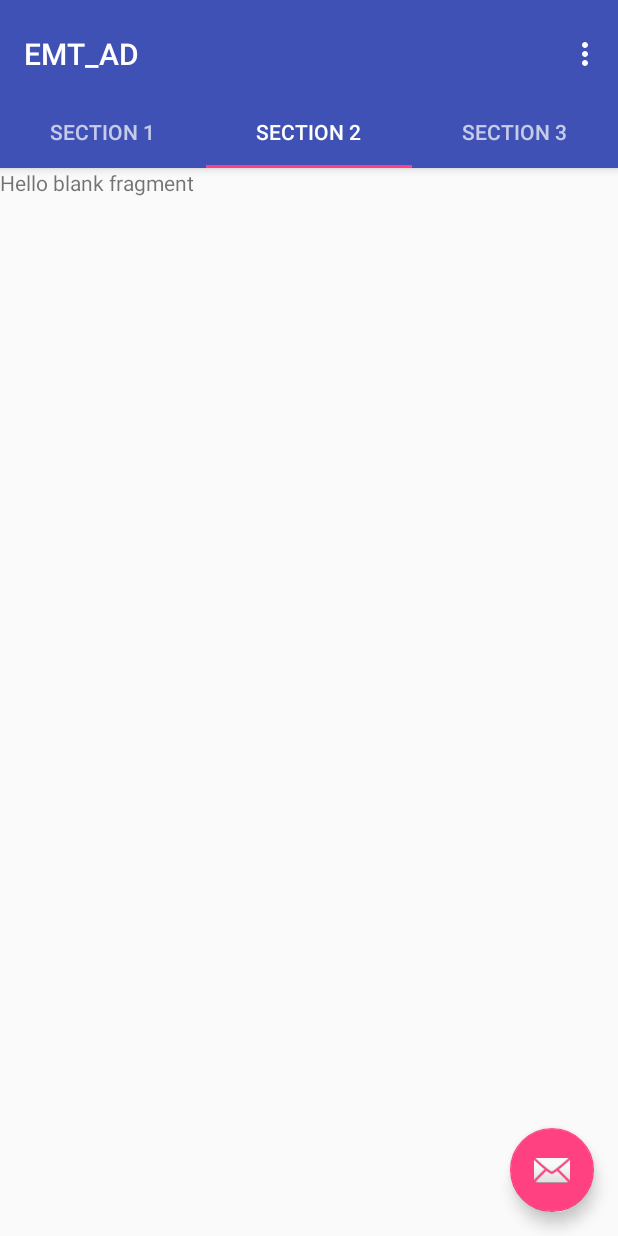
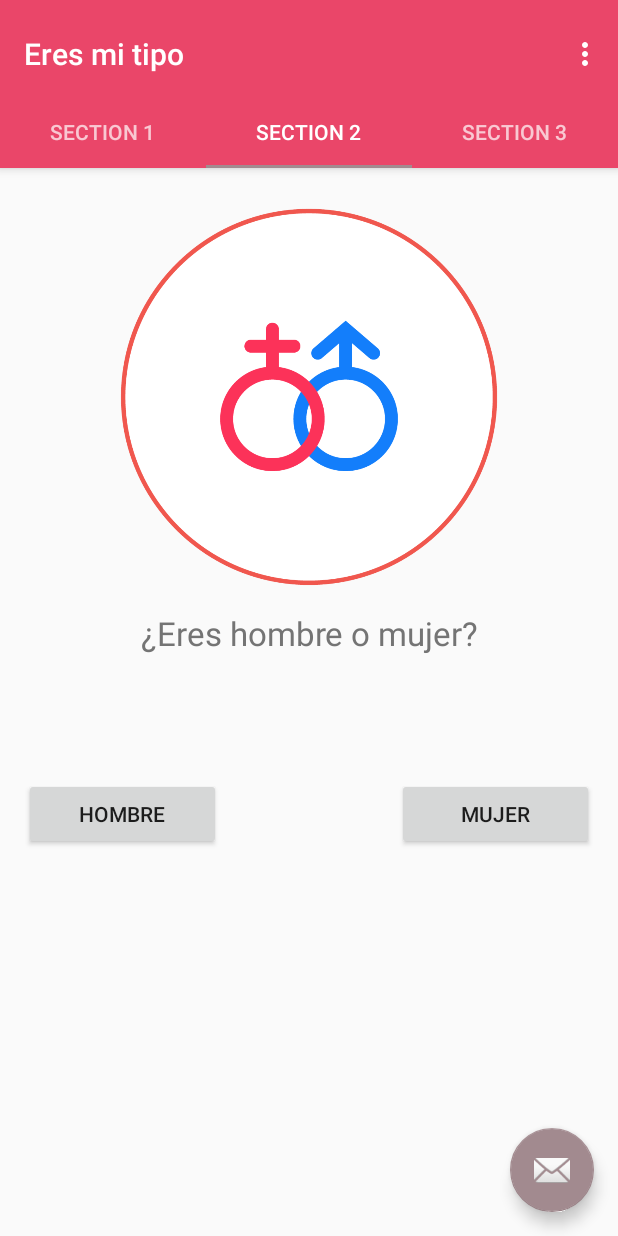
Before and after one commit to python48/EMT_AD, an Android app: the screen it shows after launch (MainActivity), tab 2 chosen, on a phone screen of 412 x 824 dp. Run offline under Robolectric (Android 15) with nearby library versions, the light colour scheme and no system bars.

Commit message:
test integrado

```diff
--- a/app/src/main/res/layout/fragment_test.xml
+++ b/app/src/main/res/layout/fragment_test.xml
@@ -5,9 +5,76 @@
     tools:context="mx.iteso.sergio.emt_ad.Test">
 
     <!-- TODO: Update blank fragment layout -->
-    <TextView
+    <RelativeLayout
+
         android:layout_width="match_parent"
         android:layout_height="match_parent"
-        android:text="@string/hello_blank_fragment" />
+        android:paddingBottom="@dimen/activity_vertical_margin"
+        android:paddingLeft="@dimen/activity_horizontal_margin"
+        android:paddingRight="@dimen/activity_horizontal_margin"
+        android:paddingTop="@dimen/activity_vertical_margin"
+
+        >
+
+
+        <LinearLayout
+            android:orientation="vertical"
+            android:layout_width="match_parent"
+            android:layout_height="match_parent"
+            android:layout_alignParentTop="true"
+            android:layout_alignParentLeft="true"
+            android:layout_alignParentStart="true"
+            android:weightSum="1">
+
+            <ImageView
+                android:id="@+id/imagenDeArriba"
+                android:layout_width="match_parent"
+                android:layout_height="@dimen/logo_side"
+                android:layout_alignParentBottom="true"
+                android:layout_centerHorizontal="true"
+                android:layout_marginTop="10dp"
+                android:src="@drawable/test_12"
+                android:layout_weight="0.22" />
+
+            <TextView
+                android:layout_width="match_parent"
+                android:layout_height="wrap_content"
+                android:textAppearance="?android:attr/textAppearanceLarge"
+                android:paddingTop="@dimen/activity_horizontal_margin"
+                android:text="¿Eres hombre o mujer?"
+                android:id="@+id/questionText"
+                android:layout_gravity="center_horizontal"
+                android:layout_weight="0.15"
+                android:textAlignment="center"
+                android:textColor="#747474" />
+
+            <GridLayout
+                android:layout_width="match_parent"
+                android:layout_height="60dp">
+
+                <Button
+                    style="?android:attr/buttonStyleSmall"
+                    android:layout_width="131dp"
+                    android:layout_height="wrap_content"
+                    android:text="Hombre"
+                    android:onClick="siClicked"
+                    android:id="@+id/button_si"
+                    android:layout_row="1"
+                    android:layout_column="0" />
+
+                <Button
+                    style="?android:attr/buttonStyleSmall"
+                    android:layout_width="131dp"
+                    android:layout_height="wrap_content"
+                    android:text="Mujer"
+                    android:onClick="noClicked"
+                    android:id="@+id/button_no"
+                    android:layout_row="1"
+                    android:layout_column="2" />
+            </GridLayout>
+
+
+        </LinearLayout>
+    </RelativeLayout>
 
 </FrameLayout>
--- a/app/src/main/res/values/colors.xml
+++ b/app/src/main/res/values/colors.xml
@@ -1,6 +1,9 @@
 <?xml version="1.0" encoding="utf-8"?>
 <resources>
-    <color name="colorPrimary">#3F51B5</color>
-    <color name="colorPrimaryDark">#303F9F</color>
-    <color name="colorAccent">#FF4081</color>
+    <color name="colorPrimary">#ea4669</color>
+    <color name="colorPrimaryDark">#de1f48</color>
+    <color name="colorAccent">#a28a8f</color>
+
+    <color name="requsFondo">#bce2c9</color>
+    <color name="requsTitulo">#3da661</color>
 </resources>
--- a/app/src/main/res/values/dimens.xml
+++ b/app/src/main/res/values/dimens.xml
@@ -3,5 +3,6 @@
     <dimen name="activity_horizontal_margin">16dp</dimen>
     <dimen name="activity_vertical_margin">16dp</dimen>
     <dimen name="fab_margin">16dp</dimen>
+    <dimen name="logo_side">150dp</dimen>
     <dimen name="appbar_padding_top">8dp</dimen>
 </resources>
```
Also changed, not shown: app/src/main/java/mx/iteso/sergio/emt_ad/Test.java (+165 -0 lines), app/src/main/res/values/strings.xml (+17 -5 lines), app/src/main/res/drawable/test_02.png (added), app/src/main/res/drawable/test_03.png (added), app/src/main/res/drawable/test_04.png (added), app/src/main/res/drawable/test_05.png (added), app/src/main/res/drawable/test_06.png (added), app/src/main/res/drawable/test_07.png (added), app/src/main/res/drawable/test_08.png (added), app/src/main/res/drawable/test_09.png (added), app/src/main/res/drawable/test_10.png (added), app/src/main/res/drawable/test_11.png (added), app/src/main/res/drawable/test_12.png (added), app/src/main/res/drawable/test_13.png (added).
